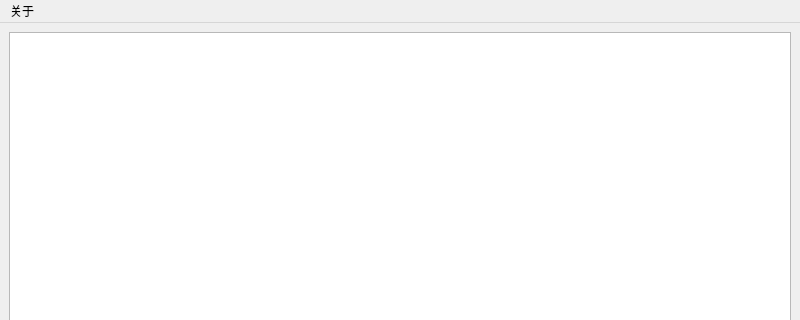
Qt form mainwindow.ui (Mythologyli/Rusty) before a commit; both pictures show x 0 to 800 and y 0 to 320 of the 800 by 600 pixel window.
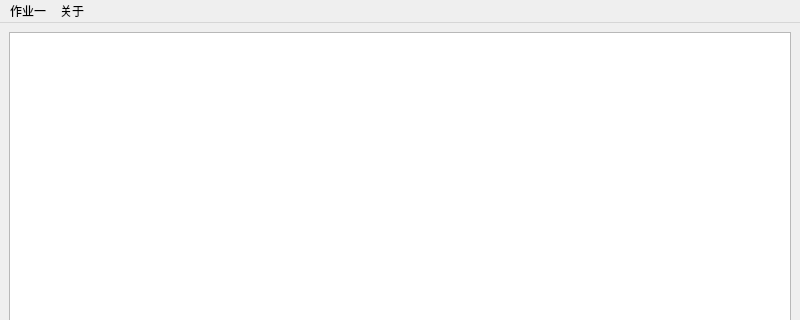
The same form after that commit.

```diff
--- a/mainwindow.ui
+++ b/mainwindow.ui
@@ -33,13 +33,20 @@
      <height>21</height>
     </rect>
    </property>
-   <widget class="QMenu" name="menu">
+   <widget class="QMenu" name="aboutMenu">
     <property name="title">
      <string>关于</string>
     </property>
     <addaction name="actionAbout"/>
    </widget>
-   <addaction name="menu"/>
+   <widget class="QMenu" name="hw1Menu">
+    <property name="title">
+     <string>作业一</string>
+    </property>
+    <addaction name="binarizeImageAction"/>
+   </widget>
+   <addaction name="hw1Menu"/>
+   <addaction name="aboutMenu"/>
   </widget>
   <widget class="QStatusBar" name="statusbar"/>
   <action name="actionAbout">
```
Left out of the diff: 9 changed lines with no effect on the pictures.
